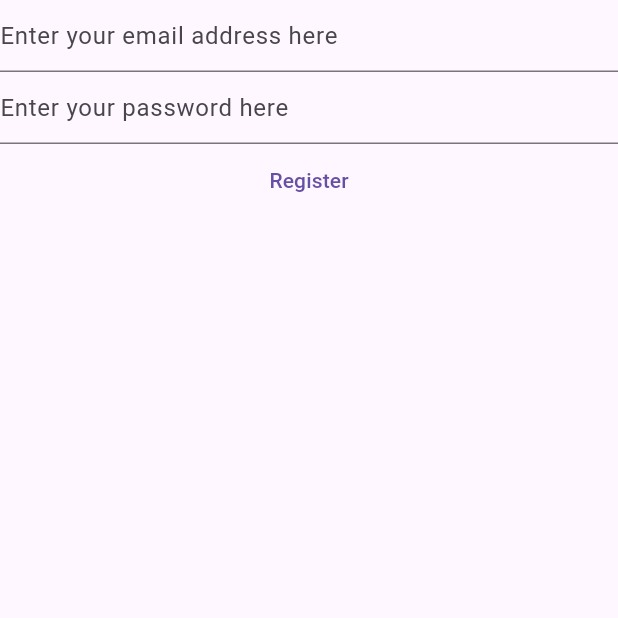
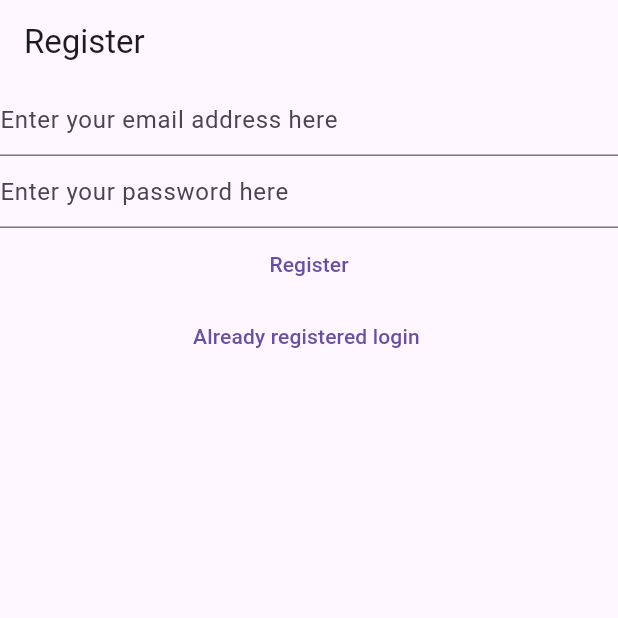
Before and after one commit to Pawankumar-1998/Notes_Application, a Flutter app: the RegisterView screen opened directly, on a phone screen of 412 x 824 dp, the top half of it. Run offline on Flutter 3.47's test engine with Material 2 defaults, Android fonts, the phone set to English and light mode, and no system bars; our stand-ins replace firebase_auth, firebase_core; accounts and stored records are empty.

Commit message:
Linked all the views and placed the code in seperate file

```diff
--- a/lib/views/login_view.dart
+++ b/lib/views/login_view.dart
@@ -1,4 +1,3 @@
-
 import 'package:firebase_auth/firebase_auth.dart';
 import 'package:flutter/material.dart';
 
@@ -31,7 +30,9 @@ class _LoginViewState extends State<LoginView> {
 
   @override
   Widget build(BuildContext context) {
-    return Column(
+    return Scaffold(
+      appBar: AppBar(title: const Text("Login"),),
+      body: Column(
         children: [
           TextField(
             controller: _email,
@@ -69,7 +70,16 @@ class _LoginViewState extends State<LoginView> {
             },
             child: const Text("Login"),
           ),
+
+          // adding a new button to route to the register view
+          TextButton(
+              onPressed: () {
+                Navigator.of(context)
+                    .pushNamedAndRemoveUntil('/register/', (route) => false);
+              },
+              child: const Text("Not registered yet ? Register "))
         ],
+      ),
     );
   }
 }
--- a/lib/views/register_view.dart
+++ b/lib/views/register_view.dart
@@ -1,8 +1,6 @@
 // below is the code for the registration view
 import 'package:firebase_auth/firebase_auth.dart';
-import 'package:firebase_core/firebase_core.dart';
 import 'package:flutter/material.dart';
-import 'package:mynotes/firebase_options.dart';
 
 class RegisterView extends StatefulWidget {
   const RegisterView({super.key});
@@ -33,7 +31,9 @@ class _RegisterViewState extends State<RegisterView> {
 
   @override
   Widget build(BuildContext context) {
-    return Column(
+    return Scaffold(
+      appBar: AppBar(title: const Text("Register")),
+      body: Column(
         children: [
           TextField(
             controller: _email,
@@ -48,8 +48,8 @@ class _RegisterViewState extends State<RegisterView> {
             obscureText: true,
             enableSuggestions: false,
             autocorrect: false,
-                    decoration: const InputDecoration(
-                        hintText: "Enter your password here  "),
+            decoration:
+                const InputDecoration(hintText: "Enter your password here  "),
           ),
           TextButton(
             onPressed: () async {
@@ -62,11 +62,9 @@ class _RegisterViewState extends State<RegisterView> {
                 print(userCredential);
               } on FirebaseAuthException catch (e) {
                 if (e.code == "weak password") {
-                          print(
-                              "Password must contain more than six charecters");
+                  print("Password must contain more than six charecters");
                 } else if (e.code == 'email-already-in-use') {
-                          print(
-                              'the email is already registered please login ');
+                  print('the email is already registered please login ');
                 } else if (e.code == 'invalid-email') {
                   print('Please enter a valid email address');
                 }
@@ -74,7 +72,16 @@ class _RegisterViewState extends State<RegisterView> {
             },
             child: const Text("Register"),
           ),
+
+          // adding the button to link to the login view
+          TextButton(
+              onPressed: () {
+                Navigator.of(context)
+                    .pushNamedAndRemoveUntil('/login/', (route) => false);
+              },
+              child: const Text("Already registered login "))
         ],
+      ),
     );
   }
 }
```
Also changed, not shown: lib/main.dart (+22 -34 lines), lib/views/verify_email_view.dart (added, +30 -0 lines). Lines whose indentation alone changed are shown as unchanged.
